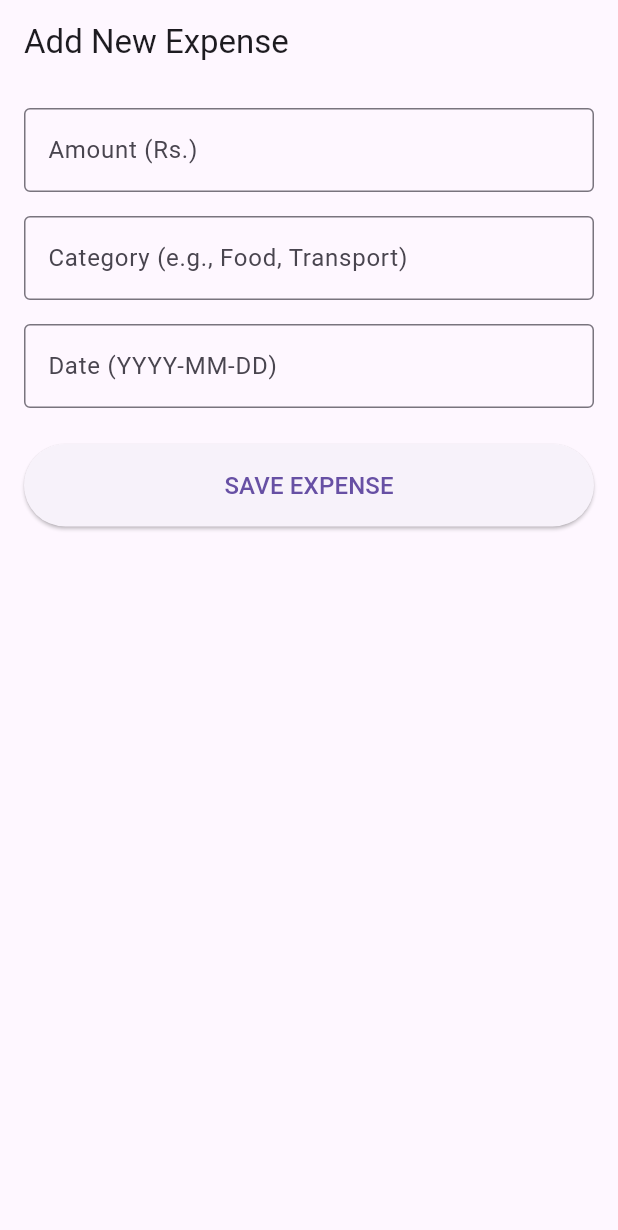
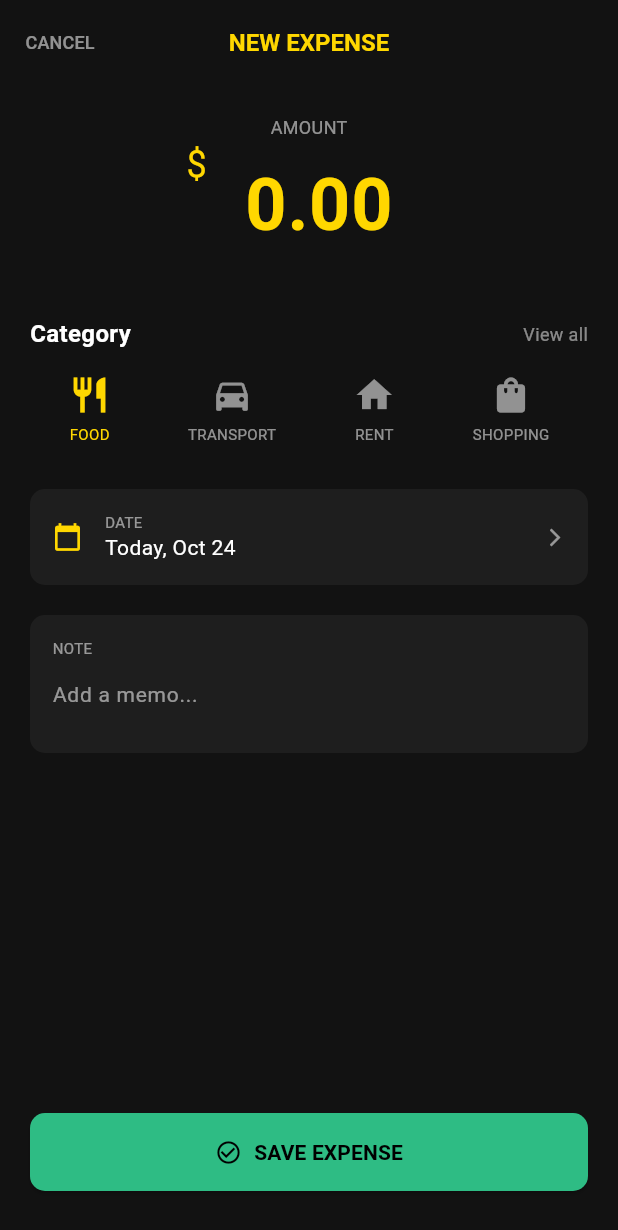
Before and after one commit to madhushankaspn/Expense_Tracker_App, a Flutter app: the screen it shows after launch, on a phone screen of 412 x 824 dp. Shown: the top 1230 px of the screen. Run offline on Flutter 3.47's test engine with Material 3 defaults, Android fonts, the phone set to English and light mode, and no system bars.

Commit message:
update screen

```diff
--- a/lib/add_expense_screen.dart
+++ b/lib/add_expense_screen.dart
@@ -8,71 +8,231 @@ class AddExpenseScreen extends StatefulWidget {
 }
 
 class _AddExpenseScreenState extends State<AddExpenseScreen> {
-  // Text fields වල data අල්ලගන්න controllers
   final TextEditingController _amountController = TextEditingController();
-  final TextEditingController _categoryController = TextEditingController();
-  final TextEditingController _dateController = TextEditingController();
+  final TextEditingController _noteController = TextEditingController();
 
   @override
   Widget build(BuildContext context) {
     return Scaffold(
-      appBar: AppBar(title: const Text('Add New Expense')),
+      backgroundColor: const Color(0xFF121212), // Dark background
+      appBar: AppBar(
+        backgroundColor: Colors.transparent,
+        elevation: 0,
+        leading: TextButton(
+          onPressed: () {},
+          child: const Text(
+            'CANCEL',
+            style: TextStyle(color: Colors.white54, fontSize: 12),
+          ),
+        ),
+        leadingWidth: 80,
+        title: const Text(
+          'NEW EXPENSE',
+          style: TextStyle(
+            color: Color(0xFFFFD700),
+            fontWeight: FontWeight.bold,
+            fontSize: 16,
+          ),
+        ),
+        centerTitle: true,
+      ),
       body: Padding(
-        padding: const EdgeInsets.all(16.0),
+        padding: const EdgeInsets.symmetric(horizontal: 20.0),
         child: Column(
-          crossAxisAlignment: CrossAxisAlignment.stretch,
+          crossAxisAlignment: CrossAxisAlignment.start,
           children: [
-            TextField(
+            const SizedBox(height: 20),
+            // Amount Section
+            const Center(
+              child: Text(
+                'AMOUNT',
+                style: TextStyle(color: Colors.white54, fontSize: 12),
+              ),
+            ),
+            Center(
+              child: Row(
+                mainAxisSize: MainAxisSize.min,
+                crossAxisAlignment: CrossAxisAlignment.start,
+                children: [
+                  const Text(
+                    '\$',
+                    style: TextStyle(color: Color(0xFFFFD700), fontSize: 24),
+                  ),
+                  SizedBox(
+                    width: 150,
+                    child: TextField(
                       controller: _amountController,
                       keyboardType: TextInputType.number,
+                      textAlign: TextAlign.center,
+                      style: const TextStyle(
+                        color: Color(0xFFFFD700),
+                        fontSize: 48,
+                        fontWeight: FontWeight.bold,
+                      ),
                       decoration: const InputDecoration(
-                labelText: 'Amount (Rs.)',
-                border: OutlineInputBorder(),
+                        border: InputBorder.none,
+                        hintText: '0.00',
+                        hintStyle: TextStyle(color: Color(0xFFFFD700)),
                       ),
                     ),
-            const SizedBox(height: 16),
-            TextField(
-              controller: _categoryController,
-              decoration: const InputDecoration(
-                labelText: 'Category (e.g., Food, Transport)',
-                border: OutlineInputBorder(),
+                  ),
+                ],
               ),
             ),
-            const SizedBox(height: 16),
-            TextField(
-              controller: _dateController,
-              decoration: const InputDecoration(
-                labelText: 'Date (YYYY-MM-DD)',
-                border: OutlineInputBorder(),
+            const SizedBox(height: 30),
+
+            // Category Section
+            Row(
+              mainAxisAlignment: MainAxisAlignment.spaceBetween,
+              children: [
+                const Text(
+                  'Category',
+                  style: TextStyle(
+                    color: Colors.white,
+                    fontSize: 16,
+                    fontWeight: FontWeight.bold,
                   ),
                 ),
-            const SizedBox(height: 24),
-            ElevatedButton(
+                Text(
+                  'View all',
+                  style: TextStyle(
+                    color: Colors.white.withOpacity(0.5),
+                    fontSize: 12,
+                  ),
+                ),
+              ],
+            ),
+            const SizedBox(height: 15),
+            Row(
+              mainAxisAlignment: MainAxisAlignment.spaceAround,
+              children: [
+                _buildCategoryIcon(Icons.restaurant, 'FOOD', true),
+                _buildCategoryIcon(Icons.directions_car, 'TRANSPORT', false),
+                _buildCategoryIcon(Icons.home, 'RENT', false),
+                _buildCategoryIcon(Icons.shopping_bag, 'SHOPPING', false),
+              ],
+            ),
+            const SizedBox(height: 30),
+
+            // Date Picker
+            Container(
+              padding: const EdgeInsets.all(15),
+              decoration: BoxDecoration(
+                color: const Color(0xFF1E1E1E),
+                borderRadius: BorderRadius.circular(10),
+              ),
+              child: const Row(
+                children: [
+                  Icon(
+                    Icons.calendar_today,
+                    color: Color(0xFFFFD700),
+                    size: 20,
+                  ),
+                  SizedBox(width: 15),
+                  Column(
+                    crossAxisAlignment: CrossAxisAlignment.start,
+                    children: [
+                      Text(
+                        'DATE',
+                        style: TextStyle(color: Colors.white54, fontSize: 10),
+                      ),
+                      Text(
+                        'Today, Oct 24',
+                        style: TextStyle(color: Colors.white, fontSize: 14),
+                      ),
+                    ],
+                  ),
+                  Spacer(),
+                  Icon(
+                    Icons.arrow_forward_ios,
+                    color: Colors.white54,
+                    size: 14,
+                  ),
+                ],
+              ),
+            ),
+            const SizedBox(height: 20),
+
+            // Note Section
+            Container(
+              padding: const EdgeInsets.all(15),
+              decoration: BoxDecoration(
+                color: const Color(0xFF1E1E1E),
+                borderRadius: BorderRadius.circular(10),
+              ),
+              child: Column(
+                crossAxisAlignment: CrossAxisAlignment.start,
+                children: [
+                  const Text(
+                    'NOTE',
+                    style: TextStyle(color: Colors.white54, fontSize: 10),
+                  ),
+                  TextField(
+                    controller: _noteController,
+                    style: const TextStyle(color: Colors.white),
+                    decoration: const InputDecoration(
+                      border: InputBorder.none,
+                      hintText: 'Add a memo...',
+                      hintStyle: TextStyle(color: Colors.white54, fontSize: 14),
+                    ),
+                  ),
+                ],
+              ),
+            ),
+
+            const Spacer(),
+
+            // Save Button
+            SizedBox(
+              width: double.infinity,
+              child: ElevatedButton.icon(
                 onPressed: () {
-                // ඉස්සරහට DB එකට data යවන්න API එක call කරන්නේ මෙතනින්
-                print('Amount: ${_amountController.text}');
-                print('Category: ${_categoryController.text}');
-
-                ScaffoldMessenger.of(context).showSnackBar(
-                  const SnackBar(content: Text('Expense details captured!')),
-                );
+                  // DB save logic will go here
                 },
+                icon: const Icon(
+                  Icons.check_circle_outline,
+                  color: Colors.black,
+                ),
+                label: const Text(
+                  'SAVE EXPENSE',
+                  style: TextStyle(
+                    color: Colors.black,
+                    fontWeight: FontWeight.bold,
+                  ),
+                ),
                 style: ElevatedButton.styleFrom(
+                  backgroundColor: const Color(0xFF2EBC84), // Emerald Green
                   padding: const EdgeInsets.symmetric(vertical: 16),
+                  shape: RoundedRectangleBorder(
+                    borderRadius: BorderRadius.circular(10),
                   ),
-              child: const Text('SAVE EXPENSE', style: TextStyle(fontSize: 16)),
                 ),
+              ),
+            ),
+            const SizedBox(height: 30),
           ],
         ),
       ),
     );
   }
 
-  @override
-  void dispose() {
-    _amountController.dispose();
-    _categoryController.dispose();
-    _dateController.dispose();
-    super.dispose();
+  Widget _buildCategoryIcon(IconData icon, String label, bool isSelected) {
+    return Column(
+      children: [
+        Icon(
+          icon,
+          color: isSelected ? const Color(0xFFFFD700) : Colors.white54,
+          size: 28,
+        ),
+        const SizedBox(height: 5),
+        Text(
+          label,
+          style: TextStyle(
+            color: isSelected ? const Color(0xFFFFD700) : Colors.white54,
+            fontSize: 10,
+          ),
+        ),
+      ],
+    );
   }
 }
```
Lines whose indentation alone changed are shown as unchanged.
